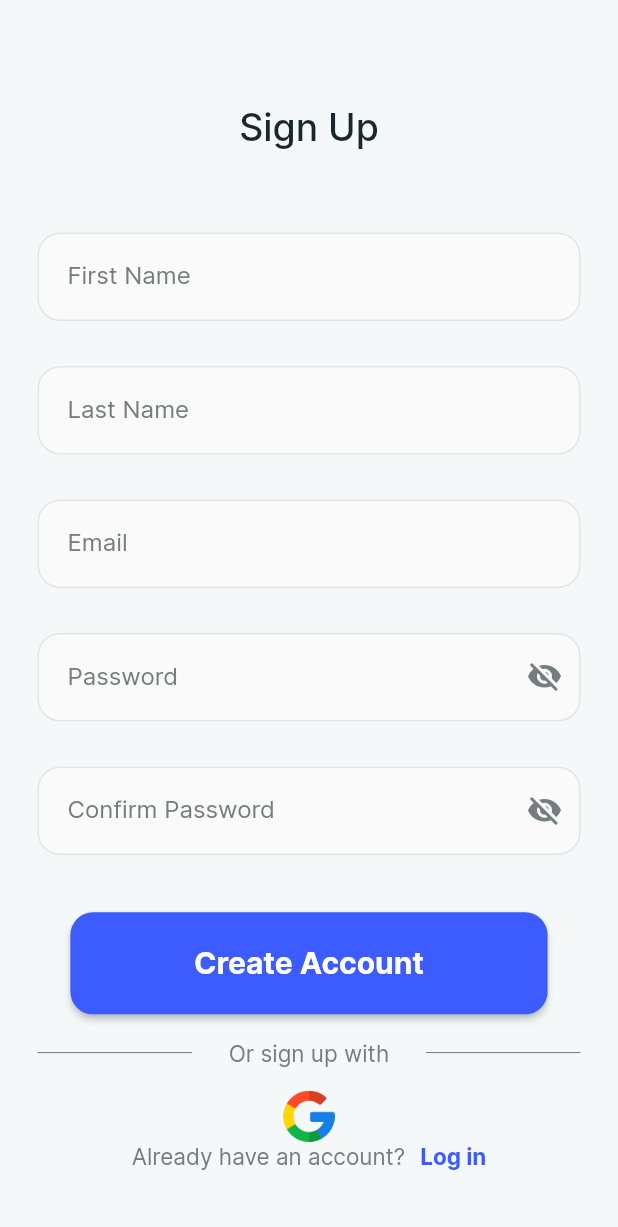
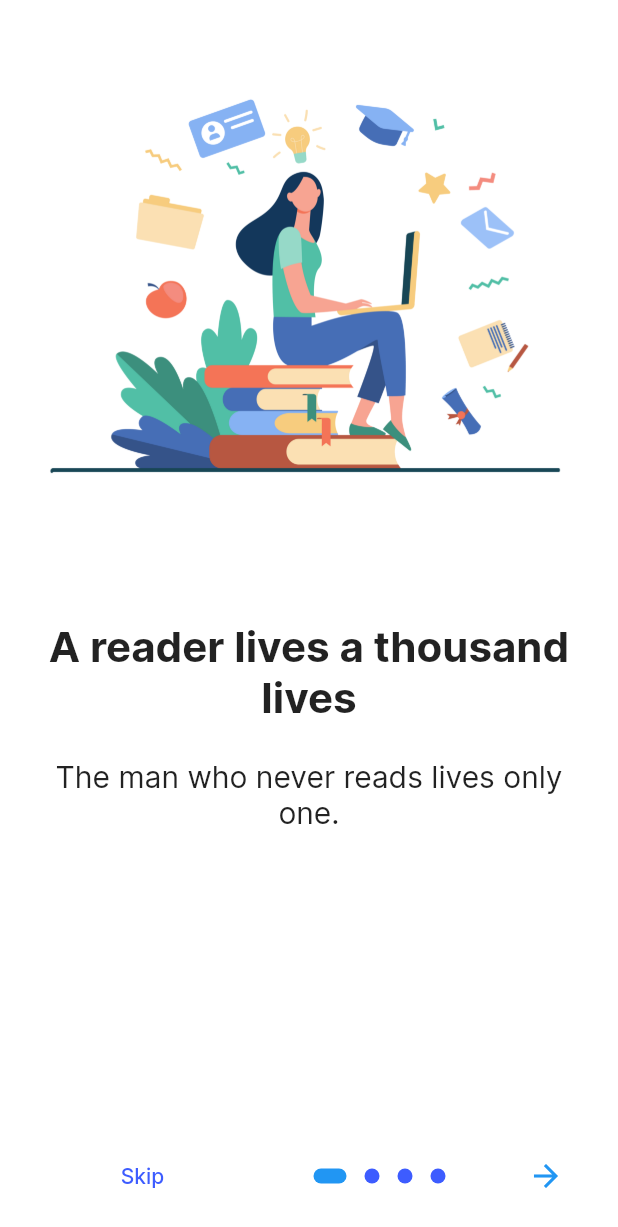
Before and after one commit to hashanranasinghe/course, a Flutter app: the screen it shows after launch, on a phone screen of 412 x 824 dp. Shown: the top 1227 px of the screen. Run offline on Flutter 3.47's test engine with Material 2 defaults, Android fonts, the phone set to English and light mode, and no system bars; drawn by our look-alikes of introduction_screen; our stand-ins replace awesome_dialog, font_awesome_flutter.

Commit message:
onboard,bottom

```diff
--- a/lib/main.dart
+++ b/lib/main.dart
@@ -1,4 +1,4 @@
-import 'package:course_ui_components/screens/signup_screen.dart';
+import 'package:course_ui_components/screens/onboarding_screen.dart';
 import 'package:flutter/material.dart';
 
 void main() {
@@ -15,7 +15,7 @@ class MyApp extends StatelessWidget {
       theme: ThemeData(
         fontFamily: "Inter",
       ),
-      home:SignUpScreen(),
+      home:OnBoardingPage(),
     );
   }
 }
--- /dev/null
+++ b/lib/screens/onboarding_screen.dart
@@ -0,0 +1,93 @@
+
+import 'package:course_ui_components/utils/navigations.dart';
+import 'package:flutter/material.dart';
+import 'package:introduction_screen/introduction_screen.dart';
+
+import '../utils/constants.dart';
+import '../widgets/button_field.dart';
+
+class OnBoardingPage extends StatelessWidget {
+  @override
+  Widget build(BuildContext context) {
+    final screenWidth = MediaQuery.of(context).size.width;
+    final screenHeight = MediaQuery.of(context).size.height;
+    return SafeArea(
+      child: IntroductionScreen(
+        pages: [
+          PageViewModel(
+            title: 'A reader lives a thousand lives',
+            body: 'The man who never reads lives only one.',
+            image: buildImage(vector),
+            decoration: getPageDecoration(),
+          ),
+          PageViewModel(
+            title: 'Featured Books',
+            body: 'Available right at your fingerprints',
+            image: buildImage(vector),
+            decoration: getPageDecoration(),
+          ),
+          PageViewModel(
+            title: 'Simple UI',
+            body: 'For enhanced reading experience',
+            image: buildImage(vector),
+            decoration: getPageDecoration(),
+          ),
+          PageViewModel(
+            title: 'Today a reader, tomorrow a leader',
+            body: 'Start your journey',
+            footer: Padding(
+              padding: EdgeInsets.symmetric(horizontal: screenWidth * 0.1),
+              child: ButtonWidget(
+                text: 'Start Reading',
+                onpress: () => openSignIn(context),
+              ),
+            ),
+            image: buildImage(vector),
+            decoration: getPageDecoration(),
+          ),
+        ],
+        done: Text('Next',
+            style: TextStyle(
+                fontWeight: FontWeight.w600, color: kPrimaryButtonColorDark)),
+        onDone: () => openSignIn(context),
+        showSkipButton: true,
+        skip: Text(
+          'Skip',
+          style: TextStyle(color: kPrimaryButtonColorDark),
+        ),
+        onSkip: () => openSignIn(context),
+        next: Icon(Icons.arrow_forward),
+        dotsDecorator: getDotDecoration(),
+        onChange: (index) => print('Page $index selected'),
+
+        nextFlex: 0,
+        // isProgressTap: false,
+        // isProgress: false,
+        // showNextButton: false,
+        // freeze: true,
+        // animationDuration: 1000,
+      ),
+    );
+  }
+
+  Widget buildImage(String path) =>
+      Center(child: Image.asset(path, width: 350));
+
+  DotsDecorator getDotDecoration() => DotsDecorator(
+        color: kPrimaryButtonColorDark,
+
+        //activeColor: Colors.orange,
+        size: Size(10, 10),
+        activeSize: Size(22, 10),
+        activeShape: RoundedRectangleBorder(
+          borderRadius: BorderRadius.circular(24),
+        ),
+      );
+
+  PageDecoration getPageDecoration() => PageDecoration(
+        titleTextStyle: TextStyle(fontSize: 28, fontWeight: FontWeight.bold),
+        bodyTextStyle: TextStyle(fontSize: 20),
+        imagePadding: EdgeInsets.all(24),
+        pageColor: Colors.white,
+      );
+}
--- a/lib/utils/navigations.dart
+++ b/lib/utils/navigations.dart
@@ -1,12 +1,12 @@
 
 import 'package:course_ui_components/screens/course_screen.dart';
 import 'package:course_ui_components/screens/foget_password_screen.dart';
-import 'package:course_ui_components/screens/home_screen.dart';
 import 'package:course_ui_components/screens/send_email_screen.dart';
 import 'package:course_ui_components/screens/signIn_screen.dart';
 import 'package:flutter/material.dart';
 
 import '../screens/signup_screen.dart';
+import '../widgets/bottom_navigation.dart';
 
 void openSignUp(BuildContext context) async {
   Navigator.push(
@@ -23,7 +23,7 @@ void openForgetPassword(BuildContext context) async {
 }
 void openHome(BuildContext context) async {
   Navigator.push(
-      context, MaterialPageRoute(builder: (context) => const HomeScreen()));
+      context, MaterialPageRoute(builder: (context) => const BottomNavBar()));
 }
 void openCourse(BuildContext context) async {
   Navigator.push(
--- a/pubspec.yaml
+++ b/pubspec.yaml
@@ -38,6 +38,8 @@ dependencies:
   firebase_auth: ^4.4.2
   awesome_dialog: ^3.0.2
   firebase_core: ^2.10.0
+  introduction_screen: ^3.1.8
+  font_awesome_flutter: ^10.4.0
 
 dev_dependencies:
   flutter_test:
```
Also changed, not shown: lib/screens/send_email_screen.dart (+8 -2 lines), lib/widgets/bottom_navigation.dart (added, +60 -0 lines), pubspec.lock.
